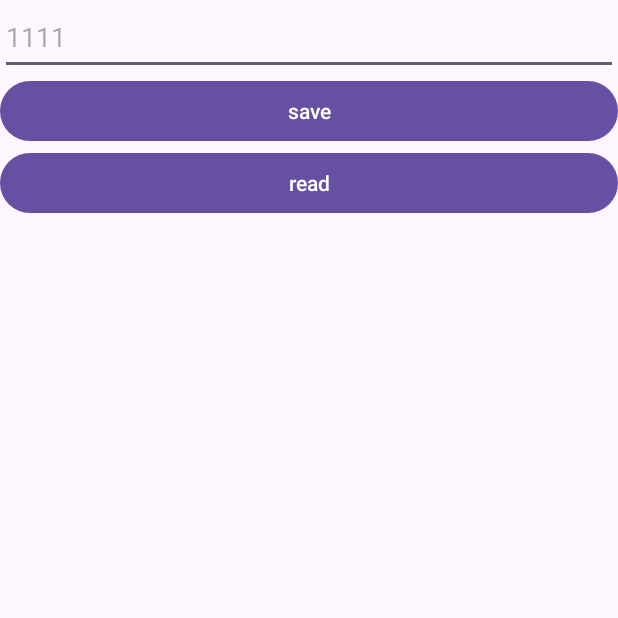
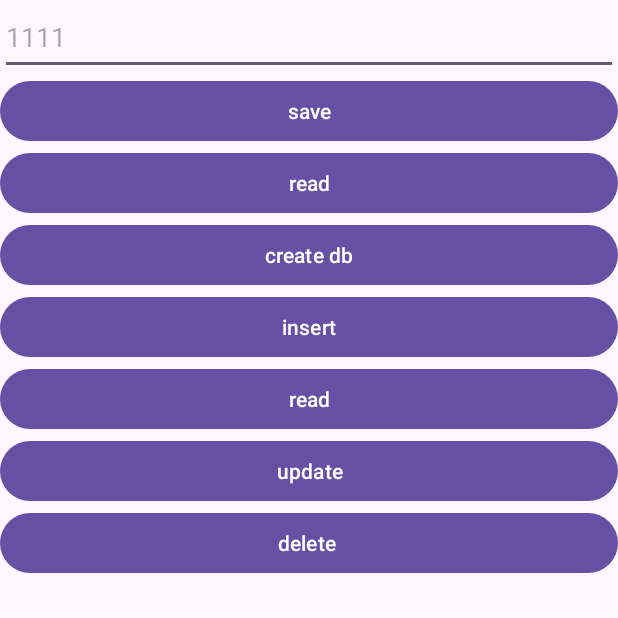
Before and after one commit to AKA-LinCoder/KotlinLearning, an Android app: the FileActivity screen opened directly, with no data from a screen before it, on a phone screen of 412 x 824 dp, the top half of it. Run offline under Robolectric (Android 15) with nearby library versions, the phone set to English and light mode, and no system bars.

Commit message:
准备写查询语句

```diff
--- /dev/null
+++ b/app/src/main/java/com/echo/kotlinlearning/file/DBHelper.kt
@@ -0,0 +1,28 @@
+package com.echo.kotlinlearning.file
+
+import android.content.Context
+import android.database.sqlite.SQLiteDatabase
+import android.database.sqlite.SQLiteOpenHelper
+
+class DBHelper(val context: Context,val name: String,val version: Int): SQLiteOpenHelper(context,name,null,version){
+
+    private val createBook = "create table Book(" +
+            "id integer primary key autoincrement," +
+            "author text," +
+            "price real," +
+            "pages integer," +
+            "name text)"
+
+
+    override fun onCreate(db: SQLiteDatabase?) {
+        db?.execSQL(createBook)
+    }
+
+    override fun onUpgrade(
+        db: SQLiteDatabase?,
+        oldVersion: Int,
+        newVersion: Int
+    ) {
+        TODO("Not yet implemented")
+    }
+}
--- a/app/src/main/res/layout/activity_file.xml
+++ b/app/src/main/res/layout/activity_file.xml
@@ -18,5 +18,30 @@
         android:layout_height="wrap_content"
         android:id="@+id/read"
         android:text="read"/>
+    <Button
+        android:layout_width="match_parent"
+        android:layout_height="wrap_content"
+        android:id="@+id/createdb"
+        android:text="create db"/>
+    <Button
+        android:layout_width="match_parent"
+        android:layout_height="wrap_content"
+        android:id="@+id/insert"
+        android:text="insert"/>
+    <Button
+        android:layout_width="match_parent"
+        android:layout_height="wrap_content"
+        android:id="@+id/readdb"
+        android:text="read"/>
+    <Button
+        android:layout_width="match_parent"
+        android:layout_height="wrap_content"
+        android:id="@+id/updatedata"
+        android:text="update"/>
+    <Button
+        android:layout_width="match_parent"
+        android:layout_height="wrap_content"
+        android:id="@+id/deletedata"
+        android:text="delete "/>
 
 </LinearLayout>
```
Also changed, not shown: app/src/main/java/com/echo/kotlinlearning/file/FileActivity.kt (+48 -0 lines).
